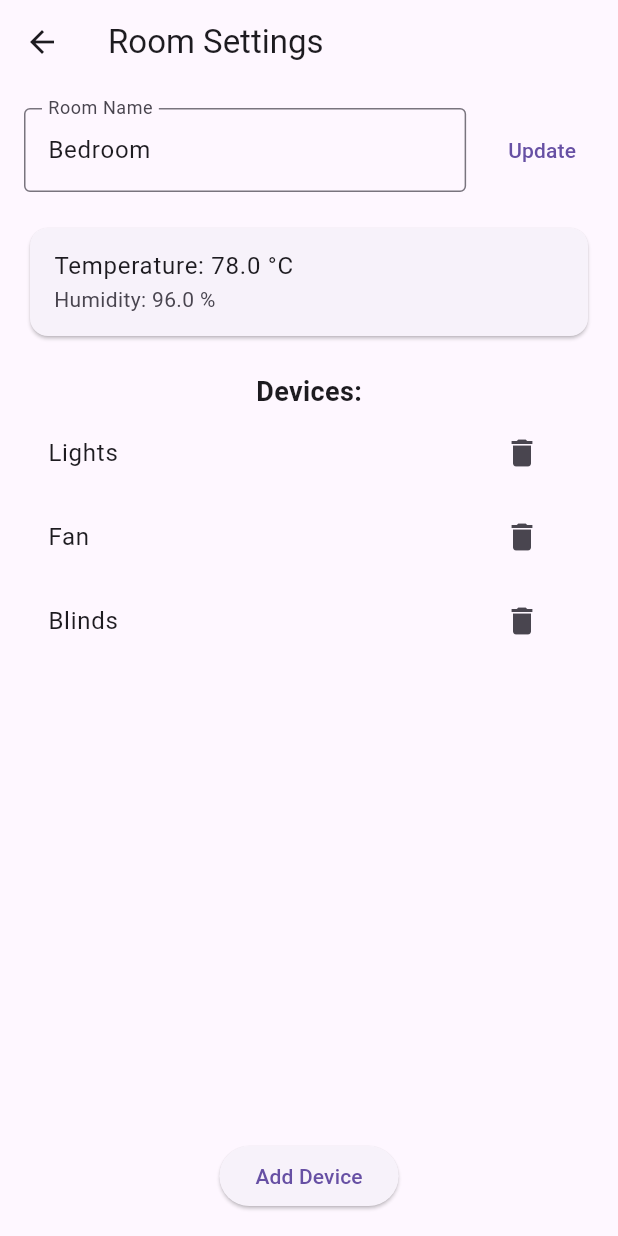
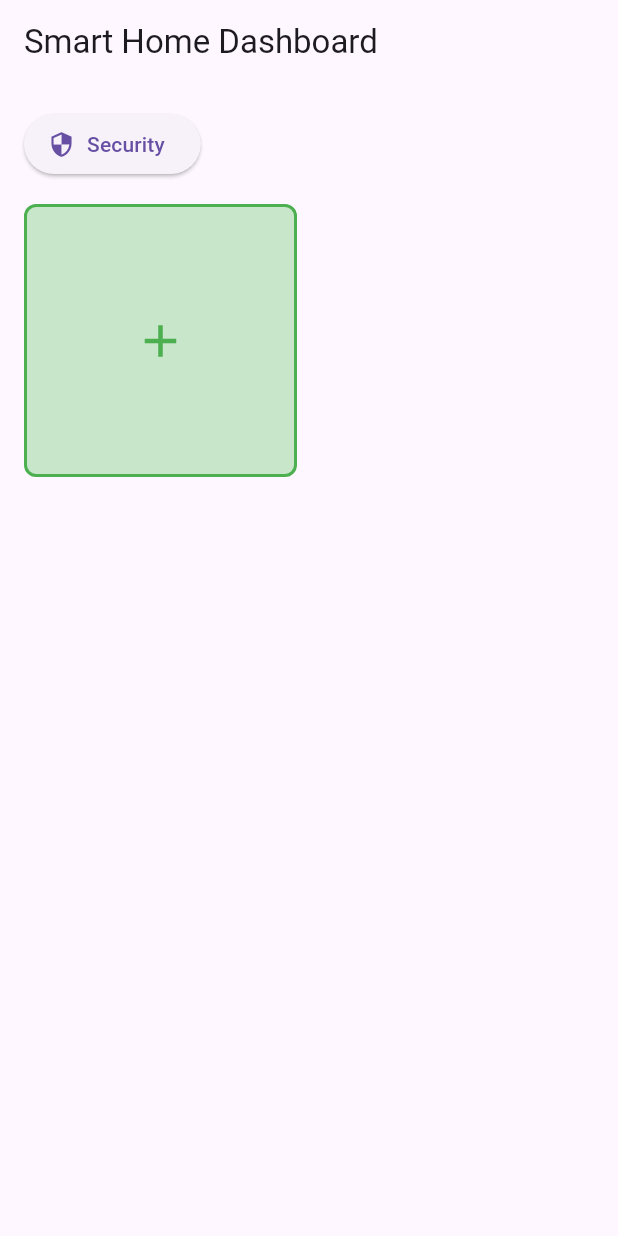
Before and after one commit to R-umaria/Project3_Section3_Group4, a Flutter app: the screen it shows after launch, on a phone screen of 412 x 824 dp. Run offline on Flutter 3.47's test engine with Material 3 defaults, Android fonts, the phone set to English and light mode, and no system bars; our stand-ins replace syncfusion_flutter_charts; missing offline and left inert: media_kit, media_kit_video.

Commit message:
Added HomeScreen with options to add room and a security section. Also fixed camera feed in HMIInterface. Updated main to strat from HomeScreen module.

```diff
--- /dev/null
+++ b/lib/Modules/HomeScreen/home_screen.dart
@@ -0,0 +1,176 @@
+import 'package:flutter/material.dart';
+import '../Rooms/rooms.dart';
+import '../HMI_Interface/hmi_interface.dart';
+
+class HomeScreen extends StatefulWidget {
+  const HomeScreen({Key? key}) : super(key: key);
+
+  @override
+  _HomeScreenState createState() => _HomeScreenState();
+}
+
+class _HomeScreenState extends State<HomeScreen> {
+  final List<Room> _rooms = []; // List to store added rooms
+
+  void _addRoom() {
+    // Navigate to the room creation screen (provided by the Rooms module)
+    showDialog(
+      context: context,
+      builder: (BuildContext context) {
+        final TextEditingController _roomNameController =
+            TextEditingController();
+        return AlertDialog(
+          title: const Text('Add Room'),
+          content: TextField(
+            controller: _roomNameController,
+            decoration: const InputDecoration(hintText: 'Room Name'),
+          ),
+          actions: [
+            TextButton(
+              onPressed: () {
+                Navigator.of(context).pop();
+              },
+              child: const Text('Cancel'),
+            ),
+            TextButton(
+              onPressed: () {
+                setState(() {
+                  _rooms.add(Room(name: _roomNameController.text, devices: []));
+                });
+                Navigator.of(context).pop();
+              },
+              child: const Text('Add'),
+            ),
+          ],
+        );
+      },
+    );
+  }
+
+  @override
+  Widget build(BuildContext context) {
+    return Scaffold(
+      appBar: AppBar(
+        title: const Text('Smart Home Dashboard'),
+      ),
+      body: Padding(
+        padding: const EdgeInsets.all(16.0),
+        child: Column(
+          crossAxisAlignment: CrossAxisAlignment.start,
+          children: [
+            ElevatedButton.icon(
+              onPressed: () {
+                showDialog(
+                  context: context,
+                  builder: (_) => AlertDialog(
+                    title: const Text('Security Options'),
+                    content: Column(
+                      mainAxisSize: MainAxisSize.min,
+                      children: [
+                        ListTile(
+                          leading: const Icon(Icons.camera),
+                          title: const Text('Cameras'),
+                          onTap: () {
+                            Navigator.pop(context); // Close dialog
+                            Navigator.push(
+                              context,
+                              MaterialPageRoute(
+                                  builder: (context) =>
+                                      const CameraFeedScreen()),
+                            );
+                          },
+                        ),
+                        ListTile(
+                          leading: const Icon(Icons.lock),
+                          title: const Text('Locks'),
+                          onTap: () {
+                            // Navigate to locks screen (to be implemented)
+                            Navigator.pop(context);
+                          },
+                        ),
+                      ],
+                    ),
+                  ),
+                );
+              },
+              icon: const Icon(Icons.security),
+              label: const Text('Security'),
+            ),
+            const SizedBox(height: 16),
+            Expanded(
+              child: LayoutBuilder(
+                builder: (context, constraints) {
+                  // Calculate the maximum size for tiles
+                  final int columns = (constraints.maxWidth ~/ 150)
+                      .clamp(1, 5); // Max 5 columns
+                  final double tileWidth =
+                      constraints.maxWidth / columns - 16; // Adjust for padding
+                  final double tileHeight = tileWidth; // Keep tiles square
+
+                  return GridView.builder(
+                    gridDelegate: SliverGridDelegateWithFixedCrossAxisCount(
+                      crossAxisCount: columns,
+                      crossAxisSpacing: 16,
+                      mainAxisSpacing: 16,
+                      childAspectRatio: tileWidth / tileHeight,
+                    ),
+                    itemCount: _rooms.length + 1, // Add one for "Add Room" tile
+                    itemBuilder: (context, index) {
+                      if (index == _rooms.length) {
+                        // "Add Room" Tile
+                        return GestureDetector(
+                          onTap: _addRoom,
+                          child: Container(
+                            decoration: BoxDecoration(
+                              color: Colors.green[100],
+                              borderRadius: BorderRadius.circular(8),
+                              border: Border.all(color: Colors.green, width: 2),
+                            ),
+                            child: const Center(
+                              child: Icon(
+                                Icons.add,
+                                color: Colors.green,
+                                size: 36,
+                              ),
+                            ),
+                          ),
+                        );
+                      }
+
+                      // Room Tiles
+                      final room = _rooms[index];
+                      return GestureDetector(
+                        onTap: () {
+                          Navigator.push(
+                            context,
+                            MaterialPageRoute(
+                              builder: (context) => RoomsPage(room: room),
+                            ),
+                          );
+                        },
+                        child: Container(
+                          decoration: BoxDecoration(
+                            color: Colors.blue[100],
+                            borderRadius: BorderRadius.circular(8),
+                            border: Border.all(color: Colors.blue, width: 2),
+                          ),
+                          child: Center(
+                            child: Text(
+                              room.name,
+                              style: const TextStyle(
+                                  fontSize: 16, fontWeight: FontWeight.bold),
+                            ),
+                          ),
+                        ),
+                      );
+                    },
+                  );
+                },
+              ),
+            ),
+          ],
+        ),
+      ),
+    );
+  }
+}
--- a/lib/main.dart
+++ b/lib/main.dart
@@ -1,19 +1,24 @@
-import 'dart:async';
 import 'package:flutter/material.dart';
-import 'Modules/hmi_interface/hmi_interface.dart';
-import 'Modules/Temperature/temperature_control.dart';
-import 'Modules/Rooms/rooms.dart';
+import 'Modules/HomeScreen/home_screen.dart';
+import 'package:media_kit/media_kit.dart';
 
 void main() {
-  runApp(MaterialApp(
-    debugShowCheckedModeBanner: false,
-    home: RoomsPage(
-      room: Room(
-        name: "Bedroom",
-        temperature: 78.0,
-        humidity: 96.0,
-        devices: ["Lights", "Fan", "Blinds"],
-      ),
-    ),
-  ));
+  WidgetsFlutterBinding
+      .ensureInitialized(); // Ensures Flutter services are initialized.
+  MediaKit.ensureInitialized(); // Initialize MediaKit globally.
+  runApp(const MyApp());
 }
+
+class MyApp extends StatelessWidget {
+  const MyApp({super.key});
+
+  @override
+  Widget build(BuildContext context) {
+    return MaterialApp(
+      debugShowCheckedModeBanner: false,
+      title: 'Home Ease App',
+      theme: ThemeData(primarySwatch: Colors.blue),
+      home: HomeScreen(), // Ensure HomeScreen is the starting point
+    );
+  }
+}
```
Also changed, not shown: lib/Modules/HMI_Interface/hmi_interface.dart (+31 -8 lines), 1 other file.
